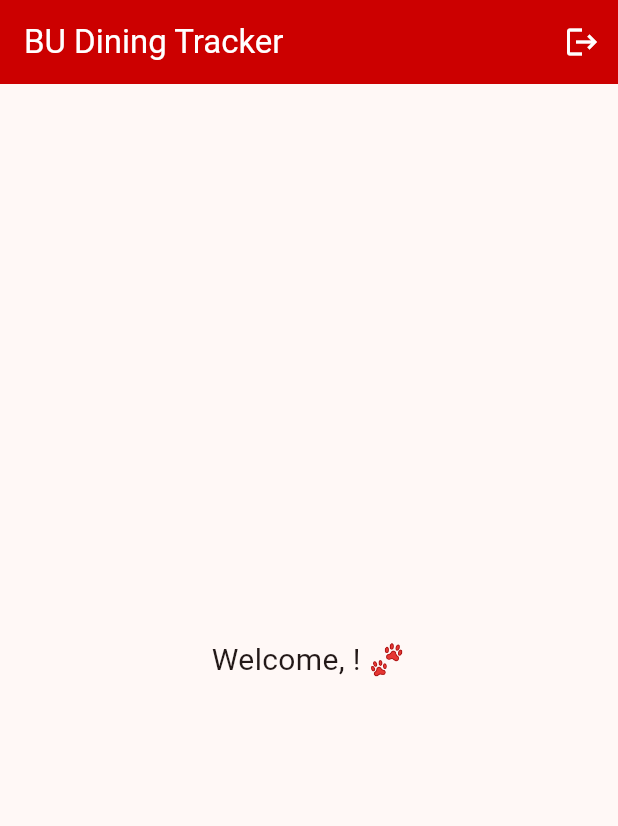
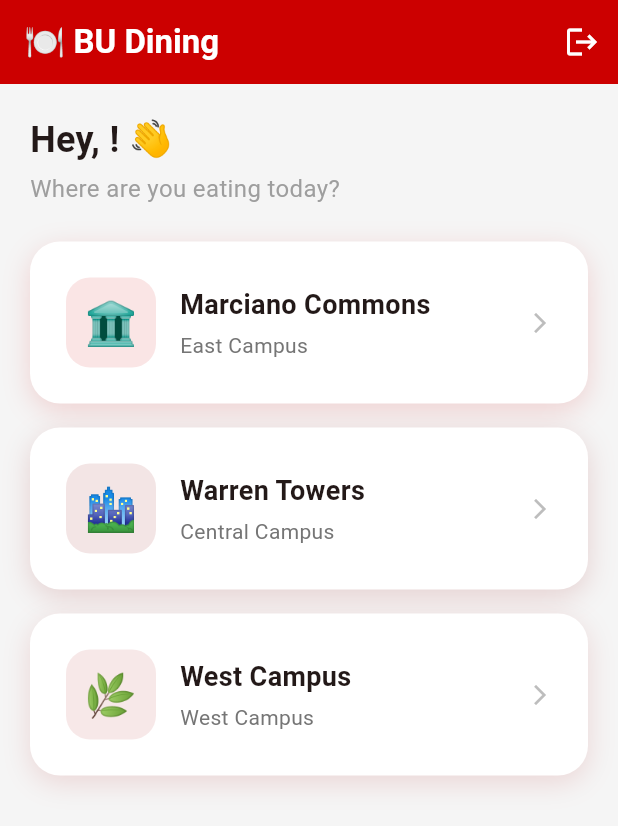
Before and after one commit to adyooTM/BUDiningTracker, a Flutter app: the HomePage screen opened directly, on a phone screen of 412 x 824 dp. Shown: the top 826 px of the screen. Run offline on Flutter 3.47's test engine with Material 3 defaults, Android fonts, the phone set to English and light mode, and no system bars; our stand-ins replace supabase_flutter; accounts and stored records are empty.

Commit message:
Added dining hall home screen and menu page with real BU data

```diff
--- a/flutterfiles/lib/home_page.dart
+++ b/flutterfiles/lib/home_page.dart
@@ -1,19 +1,49 @@
 import 'package:flutter/material.dart';
 import 'package:supabase_flutter/supabase_flutter.dart';
 import 'login_page.dart';
+import 'menu_page.dart';
 
 class HomePage extends StatelessWidget {
   const HomePage({super.key});
+
+  final List<Map<String, dynamic>> diningHalls = const [
+    {
+      'id': 1,
+      'name': 'Marciano Commons',
+      'location': 'East Campus',
+      'emoji': '🏛️',
+      'color': 0xFFCC0000,
+    },
+    {
+      'id': 2,
+      'name': 'Warren Towers',
+      'location': 'Central Campus',
+      'emoji': '🏙️',
+      'color': 0xFF8B0000,
+    },
+    {
+      'id': 3,
+      'name': 'West Campus',
+      'location': 'West Campus',
+      'emoji': '🌿',
+      'color': 0xFFB22222,
+    },
+  ];
 
   @override
   Widget build(BuildContext context) {
     final user = Supabase.instance.client.auth.currentUser;
 
     return Scaffold(
+      backgroundColor: const Color(0xFFF5F5F5),
       appBar: AppBar(
-        title: const Text('BU Dining Tracker'),
+        title: const Text(
+          '🍽️ BU Dining',
+          style: TextStyle(fontWeight: FontWeight.bold),
+        ),
         backgroundColor: const Color(0xFFCC0000),
         foregroundColor: Colors.white,
+        elevation: 0,
         actions: [
           IconButton(
             icon: const Icon(Icons.logout),
@@ -28,12 +58,139 @@
           )
         ],
       ),
-      body: Center(
-        child: Text(
-          'Welcome, ${user?.email ?? 'Terrier'}! 🐾',
-          style: const TextStyle(fontSize: 20),
+      body: SafeArea(
+        child: Padding(
+          padding: const EdgeInsets.all(20),
+          child: Column(
+            crossAxisAlignment: CrossAxisAlignment.start,
+            children: [
+              // Welcome message
+              Text(
+                'Hey, ${user?.email?.split('@')[0] ?? 'Terrier'}! 👋',
+                style: const TextStyle(
+                  fontSize: 24,
+                  fontWeight: FontWeight.bold,
+                ),
+              ),
+              const SizedBox(height: 4),
+              const Text(
+                'Where are you eating today?',
+                style: TextStyle(fontSize: 16, color: Colors.grey),
+              ),
+              const SizedBox(height: 24),
+
+              // Dining hall cards
+              Expanded(
+                child: ListView.separated(
+                  itemCount: diningHalls.length,
+                  separatorBuilder: (_, __) => const SizedBox(height: 16),
+                  itemBuilder: (context, index) {
+                    final hall = diningHalls[index];
+                    return _DiningHallCard(
+                      id: hall['id'],
+                      name: hall['name'],
+                      location: hall['location'],
+                      emoji: hall['emoji'],
+                      color: Color(hall['color']),
+                    );
+                  },
+                ),
+              ),
+            ],
+          ),
         ),
       ),
     );
   }
 }
+
+class _DiningHallCard extends StatelessWidget {
+  final int id;
+  final String name;
+  final String location;
+  final String emoji;
+  final Color color;
+
+  const _DiningHallCard({
+    required this.id,
+    required this.name,
+    required this.location,
+    required this.emoji,
+    required this.color,
+  });
+
+  @override
+  Widget build(BuildContext context) {
+    return GestureDetector(
+      onTap: () {
+        Navigator.of(context).push(
+          MaterialPageRoute(
+            builder: (_) => MenuPage(
+              diningHallId: id,
+              diningHallName: name,
+            ),
+          ),
+        );
+      },
+      child: Container(
+        padding: const EdgeInsets.all(24),
+        decoration: BoxDecoration(
+          color: Colors.white,
+          borderRadius: BorderRadius.circular(20),
+          boxShadow: [
+            BoxShadow(
+              color: color.withOpacity(0.15),
+              blurRadius: 15,
+              offset: const Offset(0, 5),
+            ),
+          ],
+        ),
+        child: Row(
+          children: [
+            // Emoji circle
+            Container(
+              width: 60,
+              height: 60,
+              decoration: BoxDecoration(
+                color: color.withOpacity(0.1),
+                borderRadius: BorderRadius.circular(16),
+              ),
+              child: Center(
+                child: Text(emoji, style: const TextStyle(fontSize: 28)),
+              ),
+            ),
+            const SizedBox(width: 16),
+
+            // Name and location
+            Expanded(
+              child: Column(
+                crossAxisAlignment: CrossAxisAlignment.start,
+                children: [
+                  Text(
+                    name,
+                    style: const TextStyle(
+                      fontSize: 18,
+                      fontWeight: FontWeight.bold,
+                    ),
+                  ),
+                  const SizedBox(height: 4),
+                  Text(
+                    location,
+                    style: TextStyle(
+                      fontSize: 14,
+                      color: Colors.grey.shade600,
+                    ),
+                  ),
+                ],
+              ),
+            ),
+
+            // Arrow
+            Icon(Icons.arrow_forward_ios,
+                size: 16, color: Colors.grey.shade400),
+          ],
+        ),
+      ),
+    );
+  }
+}
```
Also changed, not shown: flutterfiles/lib/menu_page.dart (added, +287 -0 lines).
